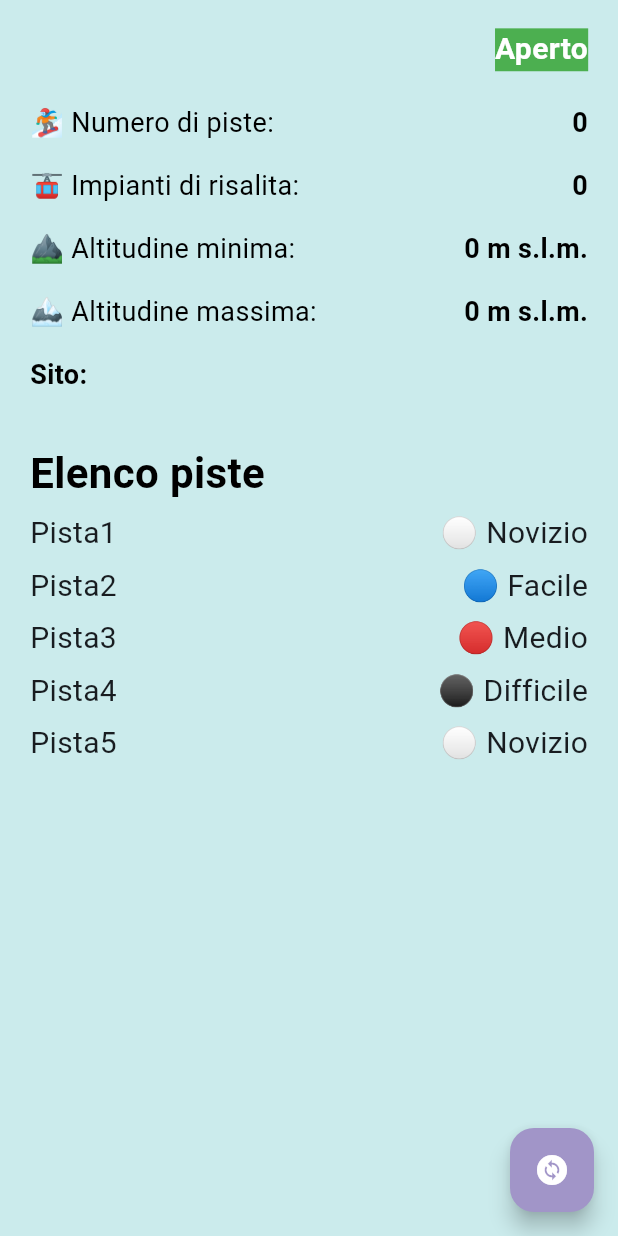
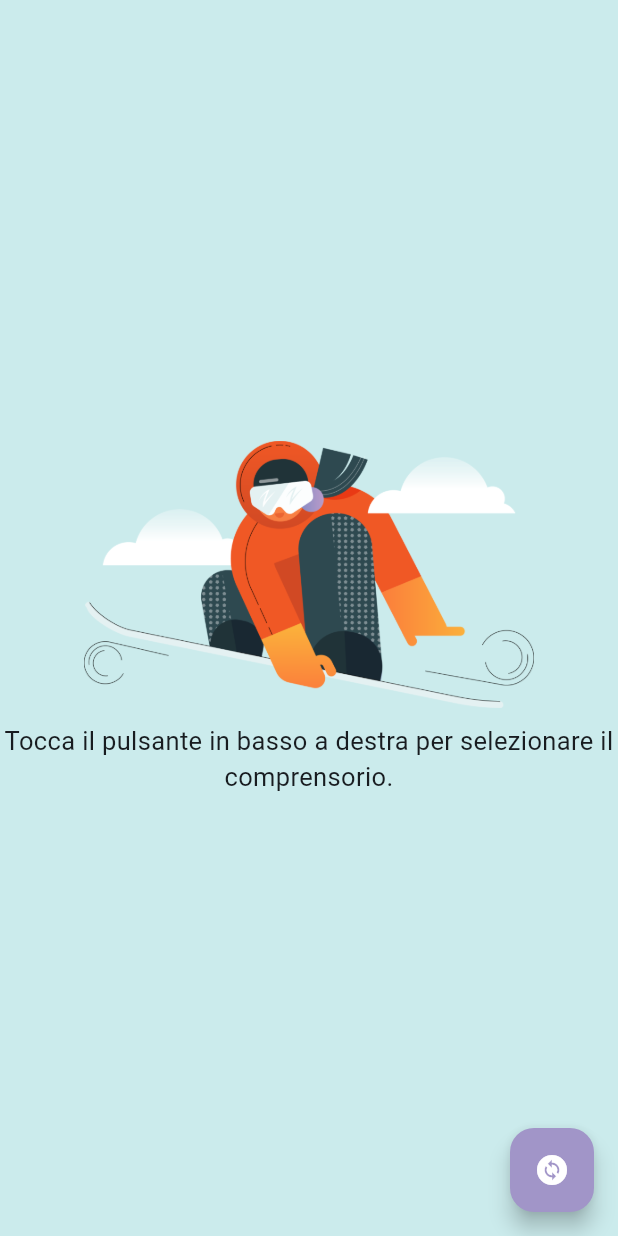
Before and after one commit to omarnaja1/fluttermobile, a Flutter app: the InfoPiste screen opened directly, on a phone screen of 412 x 824 dp. Run offline on Flutter 3.47's test engine with Material 2 defaults, Android fonts, the phone set to English and light mode, and no system bars; our stand-ins replace flutter_map, geolocator, latlong2, sqflite; accounts and stored records are empty.

Commit message:
quasi fatto cambio comprnesorio

```diff
--- a/SkiTracker/lib/info_piste.dart
+++ b/SkiTracker/lib/info_piste.dart
@@ -1,3 +1,4 @@
+import 'package:SkiTracker/models/Comprensorio.dart';
 import 'package:SkiTracker/scelta_comprensorio.dart';
 import 'package:flutter/material.dart';
 import 'package:url_launcher/url_launcher_string.dart';
@@ -16,16 +17,10 @@ class InfoPiste extends StatefulWidget {
 }
 
 class _InfoPisteState extends State<InfoPiste> {
-  int? skiAreaId = 0;
-  String? nomeComprensorio = "";
-  int? stato = 1;
-  int? numPisteComrprensorio = 0;
-  String? sitoComprensorio = "";
-  int? numImpiantiRisalitaComprensorio = 0;
-  int? altMinComprensorio = 0;
-  int? altMaxComprensorio = 0;
-  int? snowparkComprensorio = 0;
-  int? pisteNotturneComprensorio = 0;
+  Comprensorio? mySkiArea = null;
+  int stato = 1;
+  int snowparkComprensorio = 0;
+  int pisteNotturneComprensorio = 0;
 
   // Elenco delle piste
   // List<Piste> piste = [];
@@ -44,37 +39,44 @@ class _InfoPisteState extends State<InfoPiste> {
 
   Future<void> getSelectedSkiArea() async {
     final id = await DbHelper.getComprensorioSelezionato();
-    final nome = await DbHelper.getNomeComprensorioSelezionato();
-    final aperto = await DbHelper.getStatoComprensorioSelezionato();
-    final sito = await DbHelper.getSitoComprensorioSelezionato();
-    final numPiste = await DbHelper.getNumPisteComprensorioSelezionato();
-    final impiantiRisalita =
-        await DbHelper.getImpiantiRisalitaComprensorioSelezionato();
-    final altMin = await DbHelper.getAltMinComprensorioSelezionato();
-    final altMax = await DbHelper.getAltMaxComprensorioSelezionato();
-    final snowpark = await DbHelper.getSnowparkComprensorioSelezionato();
-    final pisteNotturne =
-        await DbHelper.getPistaNotturnaComprensorioSelezionato();
 
+    if (id != null) {
+      final skiArea = await DbHelper().getDettagliComprensorio(id);
+
+      if (this.mySkiArea != null) {
         setState(() {
-      if (id != null) this.skiAreaId = id;
-      this.nomeComprensorio = nome;
-      this.stato = aperto;
-      this.sitoComprensorio = sito;
-      this.numPisteComrprensorio = numPiste;
-      this.numImpiantiRisalitaComprensorio = impiantiRisalita;
-      this.altMinComprensorio = altMin;
-      this.altMaxComprensorio = altMax;
-      this.snowparkComprensorio = snowpark;
-      this.pisteNotturneComprensorio = pisteNotturne;
+          this.mySkiArea = skiArea;
         });
+      }
+    }
   }
 
   @override
   Widget build(BuildContext context) {
     return Scaffold(
       backgroundColor: Color.fromRGBO(203, 235, 236, 1.0),
-      body: Column(
+      body: Visibility(
+        visible: this.mySkiArea != null,
+        maintainState: false,
+        replacement: Center(
+          child: Column(
+              mainAxisAlignment: MainAxisAlignment.center,
+              children: [
+                Image.asset(
+                    'assets/images/select_skiarea.png',
+                    width: 300,
+                ),
+                SizedBox(height: 10),
+                Text(
+                    "Tocca il pulsante in basso a destra per selezionare il comprensorio.",
+                  style: TextStyle(
+                    fontSize: 17,
+                  ),
+                  textAlign: TextAlign.center,
+                )
+              ]),
+        ),
+        child: Column(
           crossAxisAlignment: CrossAxisAlignment.start,
           mainAxisAlignment: MainAxisAlignment.spaceBetween,
           children: <Widget>[
@@ -86,7 +88,7 @@ class _InfoPisteState extends State<InfoPiste> {
                 mainAxisAlignment: MainAxisAlignment.spaceBetween,
                 children: [
                   Text(
-                  "$nomeComprensorio",
+                    this.mySkiArea?.nome ?? "N/A",
                     style: TextStyle(
                       fontWeight: FontWeight.bold,
                       color: Colors.black,
@@ -94,7 +96,7 @@ class _InfoPisteState extends State<InfoPiste> {
                     ),
                   ),
                   Text(
-                  "Aperto",
+                    "Ok",
                     style: TextStyle(
                       fontWeight: FontWeight.bold,
                       color: Colors.white,
@@ -120,7 +122,7 @@ class _InfoPisteState extends State<InfoPiste> {
                     ),
                   ),
                   Text(
-                  "$numPisteComrprensorio",
+                    this.mySkiArea != null ? this.mySkiArea?.numPiste as String : "N/A",
                     style: TextStyle(
                       fontWeight: FontWeight.bold,
                       color: Colors.black,
@@ -145,7 +147,7 @@ class _InfoPisteState extends State<InfoPiste> {
                     ),
                   ),
                   Text(
-                  "$numImpiantiRisalitaComprensorio",
+                    "10",
                     style: TextStyle(
                       fontWeight: FontWeight.bold,
                       color: Colors.black,
@@ -170,7 +172,7 @@ class _InfoPisteState extends State<InfoPiste> {
                     ),
                   ),
                   Text(
-                  "$altMinComprensorio m s.l.m.",
+                    "10 m s.l.m.",
                     style: TextStyle(
                       fontWeight: FontWeight.bold,
                       color: Colors.black,
@@ -195,7 +197,7 @@ class _InfoPisteState extends State<InfoPiste> {
                     ),
                   ),
                   Text(
-                  "$altMaxComprensorio m s.l.m.",
+                    "10 m s.l.m.",
                     style: TextStyle(
                       fontWeight: FontWeight.bold,
                       color: Colors.black,
@@ -221,9 +223,9 @@ class _InfoPisteState extends State<InfoPiste> {
                     ),
                   ),
                   GestureDetector(
-                  onTap: () => launchUrlString(sitoComprensorio!),
+                    onTap: () => launchUrlString("pornhub.com"!),
                     child: Text(
-                    "$sitoComprensorio",
+                      "pornhub.com",
                       style: TextStyle(
                         fontWeight: FontWeight.bold,
                         color: Colors.blueAccent,
@@ -244,6 +246,7 @@ class _InfoPisteState extends State<InfoPiste> {
                 children: [
                   Visibility(
                     visible: snowparkComprensorio == 1,
+                    maintainSize: false,
                     child: Text(
                       "✅ Snowpark",
                       style: TextStyle(
@@ -254,6 +257,7 @@ class _InfoPisteState extends State<InfoPiste> {
                   ),
                   Visibility(
                     visible: pisteNotturneComprensorio == 1,
+                    maintainSize: false,
                     child: Text(
                       "✅ Piste notturne",
                       style: TextStyle(
@@ -303,6 +307,7 @@ class _InfoPisteState extends State<InfoPiste> {
             ),
           ],
         ),
+      ),
       floatingActionButton: FloatingActionButton(
         backgroundColor: Color.fromRGBO(161, 149, 200, 1.0),
         onPressed: () async {
@@ -317,8 +322,8 @@ class _InfoPisteState extends State<InfoPiste> {
           // controllo se il widget scegliComprensorio ha chiesto di ricaricare questo
           // in seguito alla selezione di un comprensorio
           if (result != null) {
-            setState(() {
-              this.skiAreaId = result;
+            setState(() async {
+              this.mySkiArea = await DbHelper().getDettagliComprensorio(result);
             });
           }
         },
--- a/SkiTracker/lib/models/Comprensorio.dart
+++ b/SkiTracker/lib/models/Comprensorio.dart
@@ -21,4 +21,10 @@ class Comprensorio {
   // Costruttore
   Comprensorio(this.id, this.nome, this.aperto, this.numPiste, this.numImpianti, this.website, this.snowpark,
       this.pisteNotturne, this.latitudine, this.longitudine, this.maxAltitudine, this.minAltitudine, this.zoom);
+
+  // Costruttore che prende in pasto un Row ottenuto da una query sul database
+  factory Comprensorio.fromMap(Map<String, dynamic> map) {
+    return Comprensorio(map['id'], map['nome'], map['aperto'], map['numPiste'], map['numImpianti'], map['website'],
+        map['snowpark'], map['pisteNotturne'], map['lat'], map['long'], map['maxAltitudine'], map['minAltitudine'], map['zoom']);
+  }
 }
```
Also changed, not shown: SkiTracker/lib/about_us.dart (+8 -19 lines), SkiTracker/lib/database/DbHelper.dart (+16 -107 lines), SkiTracker/assets/images/select_skiarea.png (added). Lines whose indentation alone changed are shown as unchanged.
